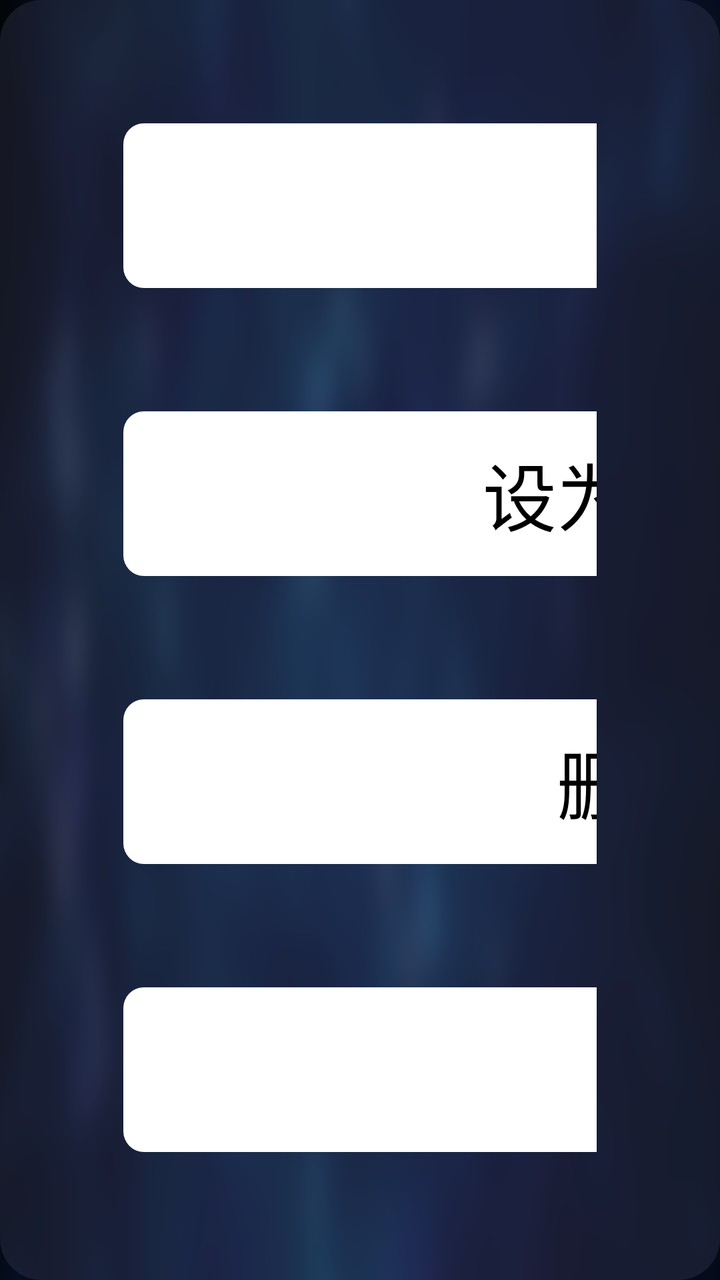
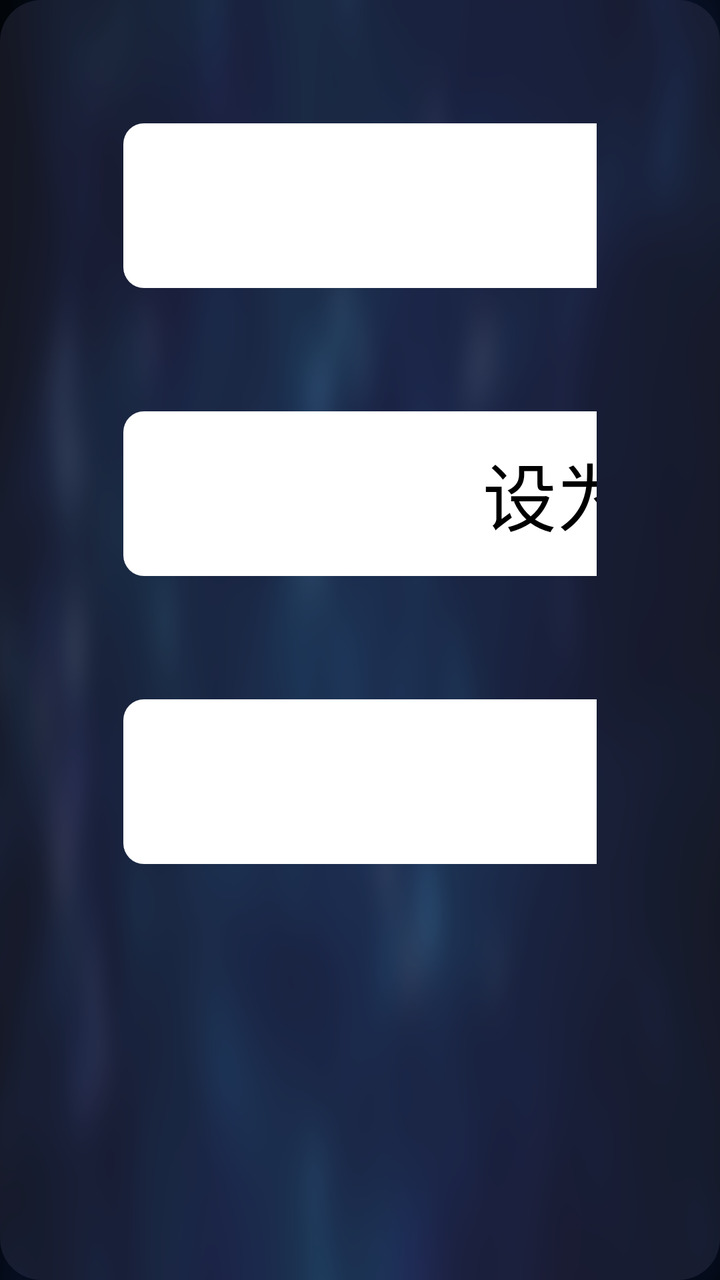

Before-and-after screenshots of an Android layout around one commit, followed by the original layout XML and the change that was made.
<!-- AndroidManifest.xml: application theme AppTheme.NoActionBar -->
<!-- res/layout/dialog_source_set.xml -->
<?xml version="1.0" encoding="utf-8"?>
<LinearLayout xmlns:android="http://schemas.android.com/apk/res/android"
    android:layout_width="wrap_content"
    android:layout_height="wrap_content"
    android:layout_gravity="center"
    android:background="@drawable/model_dialog_bg"
    android:orientation="vertical"
    android:padding="30pt">

    <TextView
        android:id="@+id/tvSrcActive"
        android:layout_width="300pt"
        android:layout_height="40pt"
        android:background="@drawable/splash_focus"
        android:focusable="true"
        android:focusableInTouchMode="true"
        android:gravity="center"
        android:text="启用"
        android:textColor="@android:color/black"
        android:textSize="18pt" />

    <TextView
        android:id="@+id/tvSrcHome"
        android:layout_width="300pt"
        android:layout_height="40pt"
        android:layout_marginTop="30pt"
        android:background="@drawable/splash_focus"
        android:focusable="true"
        android:focusableInTouchMode="true"
        android:gravity="center"
        android:text="设为首页数据源"
        android:textColor="@android:color/black"
        android:textSize="18pt" />

    <TextView
        android:id="@+id/tvSrcDel"
        android:layout_width="300pt"
        android:layout_height="40pt"
        android:layout_marginTop="30pt"
        android:background="@drawable/splash_focus"
        android:focusable="true"
        android:focusableInTouchMode="true"
        android:gravity="center"
        android:text="删除数据源"
        android:textColor="@android:color/black"
        android:textSize="18pt" />

    <TextView
        android:id="@+id/tvSrcSort"
        android:layout_width="300pt"
        android:layout_height="40pt"
        android:layout_marginTop="30pt"
        android:background="@drawable/splash_focus"
        android:focusable="true"
        android:focusableInTouchMode="true"
        android:gravity="center"
        android:text="分类排序"
        android:textColor="@android:color/black"
        android:textSize="18pt" />

</LinearLayout>
<!-- resources referenced by this layout -->
<resources>
  <!-- drawable model_dialog_bg (drawable) -->
  <?xml version="1.0" encoding="utf-8"?>
  <shape xmlns:android="http://schemas.android.com/apk/res/android">
      <corners android:radius="10pt"/>
      <solid android:color="@color/color_6632364E"/>
  </shape>
  <!-- drawable splash_focus (drawable) -->
  <?xml version="1.0" encoding="utf-8"?>
  <selector xmlns:android="http://schemas.android.com/apk/res/android">
      <item android:state_focused="true">
          <shape>
              <corners android:radius="5pt" />
              <solid android:color="@android:color/white" />
              <stroke android:width="2pt" android:color="@color/color_FF5F00" />
          </shape>
      </item>
      <item android:state_focused="false">
          <shape>
              <corners android:radius="5pt" />
              <solid android:color="@android:color/white" />
          </shape>
      </item>
  </selector>
  <style name="AppTheme.NoActionBar">
          <item name="android:windowActionBar">false</item>
          <item name="android:windowNoTitle">true</item>
          <item name="windowActionBar">false</item>
          <item name="android:windowFullscreen">true</item>//全屏即无通知栏
          <item name="android:windowContentOverlay">@null</item>//是否有遮盖
          <item name="windowNoTitle">true</item>
          <item name="android:keepScreenOn">true</item>
          
          <item name="android:windowBackground">@drawable/vod_thumb</item>
      </style>
  <color name="color_6632364E">#6632364E</color>
  <color name="color_FF5F00">#FF5F00</color>
  <!-- drawable vod_thumb: png bitmap (drawable-xhdpi, 198620 bytes) -->
</resources>

<!-- the commit's change to res/layout/dialog_source_set.xml (unified diff, before → after) -->
@@ -33,19 +33,6 @@
         android:textSize="18pt" />
 
     <TextView
-        android:id="@+id/tvSrcDel"
-        android:layout_width="300pt"
-        android:layout_height="40pt"
-        android:layout_marginTop="30pt"
-        android:background="@drawable/splash_focus"
-        android:focusable="true"
-        android:focusableInTouchMode="true"
-        android:gravity="center"
-        android:text="删除数据源"
-        android:textColor="@android:color/black"
-        android:textSize="18pt" />
-
-    <TextView
         android:id="@+id/tvSrcSort"
         android:layout_width="300pt"
         android:layout_height="40pt"
